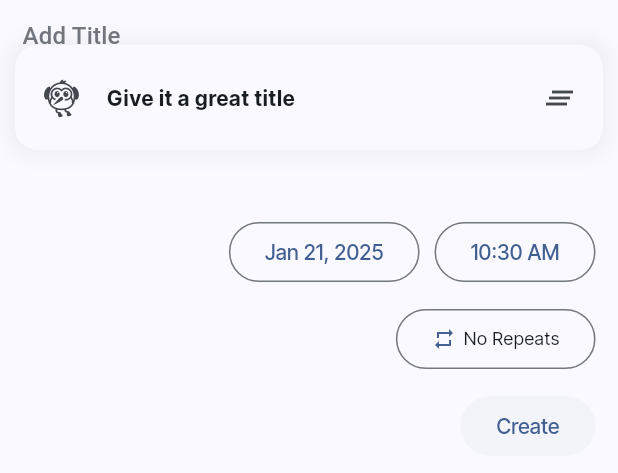
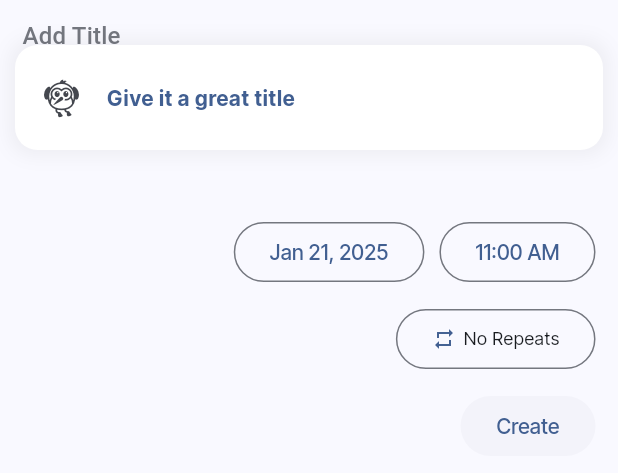
Before and after one commit to fidelisakilan/TickTock, a Flutter app: the CreateEventWidget widget shown alone on an empty page, opened directly, after a tap on "Create", on a phone screen of 412 x 824 dp. Shown: the top 473 px of the screen. Run offline on Flutter 3.47's test engine with Material 3 defaults, Android fonts, the phone set to English and light mode, and no system bars; drawn by our look-alikes of delightful_toast; our stand-ins replace dio, file_picker, flutter_bloc, flutter_local_notifications, fluttertoast, freezed_annotation and 6 more; missing offline and left inert: wave_divider; generated files the repository leaves out were written again; Roboto replaces fonts that are missing (IBM Plex Serif); project files that could hold a hidden picture were left out.

```diff
--- a/lib/app/config.dart
+++ b/lib/app/config.dart
@@ -4,6 +4,8 @@ export 'package:tick_tock/shared/utils/constants.dart';
 export 'env.dart';
 export 'package:tick_tock/shared/widgets/widgets.dart';
 export 'package:flutter_bloc/flutter_bloc.dart';
+export 'package:tick_tock/shared/core/exceptions.dart';
+export 'package:tick_tock/shared/utils/logger.dart';
 
 import 'package:flutter/material.dart';
 
--- a/lib/modules/event_manager/widgets/create_event.dart
+++ b/lib/modules/event_manager/widgets/create_event.dart
@@ -1,4 +1,3 @@
-import 'package:collection/collection.dart';
 import 'package:tick_tock/app/config.dart';
 import 'package:tick_tock/modules/event_manager/models/extensions.dart';
 import 'package:tick_tock/shared/utils/utils.dart';
@@ -14,15 +13,20 @@ class CreateEventWidget extends StatefulWidget {
 }
 
 class _CreateEventWidgetState extends State<CreateEventWidget> {
-  DateTime _currentDate = DateTime(
-    DateTime.now().year,
-    DateTime.now().month,
-    DateTime.now().day,
-  );
-  TimeOfDay _currentTime = TimeOfDay.now();
+  late DateTime _currentDate;
+  late TimeOfDay _currentTime;
   String? _title;
   String? _description;
   RepeatSchedule _repeatType = RepeatSchedule.none;
+
+  @override
+  void initState() {
+    super.initState();
+    final now = DateTime.now().add(const Duration(hours: 1));
+
+    _currentDate = DateTime(now.year, now.month, now.day);
+    _currentTime = TimeOfDay(hour: now.hour, minute: 0);
+  }
 
   void _datePicker() async {
     FocusManager.instance.primaryFocus?.unfocus();
--- /dev/null
+++ b/lib/shared/core/exceptions.dart
@@ -0,0 +1 @@
+class UserCancelledException implements Exception {}
--- a/lib/shared/widgets/dialogs.dart
+++ b/lib/shared/widgets/dialogs.dart
@@ -2,6 +2,7 @@ import 'package:delightful_toast/delight_toast.dart';
 import 'package:delightful_toast/toast/components/toast_card.dart';
 import 'package:delightful_toast/toast/utils/enums.dart';
 import 'package:flutter/material.dart';
+import 'package:tick_tock/app/config.dart';
 
 Future<dynamic> showCustomDialog(context, Widget widget) => showDialog(
     context: context, useSafeArea: true, builder: (context) => widget);
@@ -19,8 +20,11 @@ void showCustomToast(
   Widget? actionButton,
 }) {
   DelightToastBar(
+    autoDismiss: true,
+    snackbarDuration: const Duration(milliseconds: 1500),
     position: DelightSnackbarPosition.top,
     builder: (context) => ToastCard(
+      color: context.colorScheme.onPrimary,
       leading: const Icon(
         Icons.flutter_dash,
         size: 28,
@@ -30,8 +34,9 @@ void showCustomToast(
           Expanded(
             child: Text(
               message,
-              style: const TextStyle(
+              style: TextStyle(
                 fontWeight: FontWeight.w700,
+                color: context.colorScheme.primary,
                 fontSize: 14,
               ),
             ),
@@ -39,15 +44,6 @@ void showCustomToast(
           if (actionButton != null) actionButton,
         ],
       ),
-      trailing: Padding(
-        padding: const EdgeInsets.only(right: 10),
-        child: GestureDetector(
-          onTap: () {
-            DelightToastBar.removeAll();
-          },
-          child: const Icon(Icons.clear_all_outlined),
-        ),
-      ),
     ),
   ).show(context);
 }
```
Also changed, not shown: lib/modules/event_manager/cubit/schedule_cubit.dart (+37 -4 lines), lib/modules/event_manager/repository/db_provider.dart (+14 -0 lines), lib/modules/home/view/home_page.dart (+36 -0 lines), lib/shared/utils/logger.dart (added, +13 -0 lines), pubspec.yaml (+6 -1 lines), pubspec.lock.
